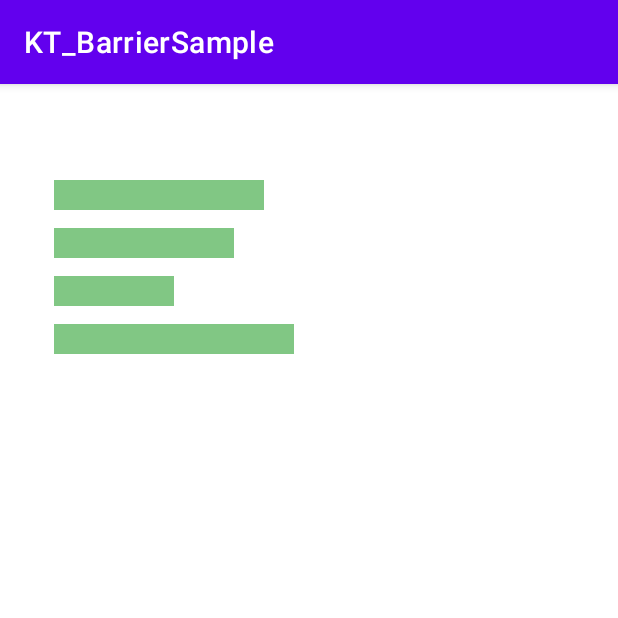
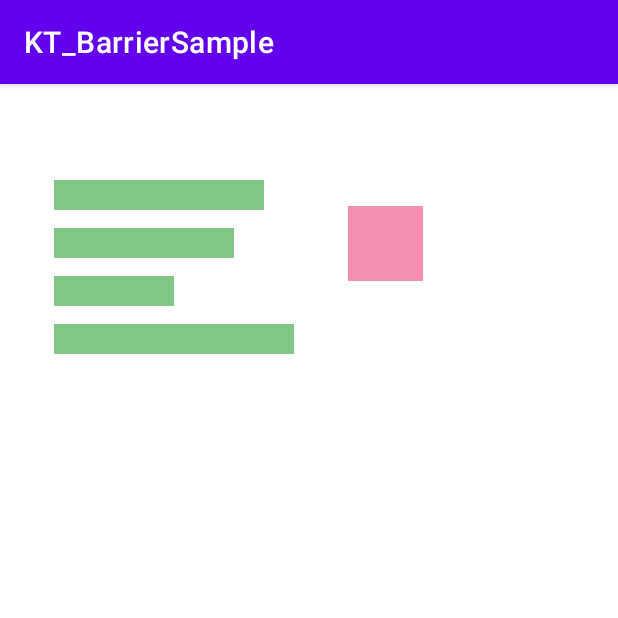
Before and after one commit to RujiraKongsomran/KT_BarrierSample, an Android app: the screen it shows after launch (MainActivity), on a phone screen of 412 x 824 dp, the top half of it. Run offline under Robolectric (Android 15) with nearby library versions, the phone set to English and light mode, and no system bars.

Commit message:
Add barrier and create another view to connect

```diff
--- /dev/null
+++ b/app/src/main/res/drawable-v24/shape_rectangle_pink.xml
@@ -0,0 +1,5 @@
+<?xml version="1.0" encoding="utf-8"?>
+<shape xmlns:android="http://schemas.android.com/apk/res/android"
+    android:shape="rectangle">
+    <solid android:color="#f48fb1" />
+</shape>
--- a/app/src/main/res/layout/activity_main.xml
+++ b/app/src/main/res/layout/activity_main.xml
@@ -42,4 +42,21 @@
         android:background="@drawable/shape_rectangle_green"
         app:layout_constraintStart_toStartOf="@+id/view3"
         app:layout_constraintTop_toBottomOf="@+id/view3" />
+
+    <androidx.constraintlayout.widget.Barrier
+        android:id="@+id/barrier"
+        android:layout_width="wrap_content"
+        android:layout_height="wrap_content"
+        app:barrierDirection="end"
+        app:constraint_referenced_ids="view,view2,view3,view4" />
+
+    <View
+        android:id="@+id/view5"
+        android:layout_width="50dp"
+        android:layout_height="50dp"
+        android:layout_marginStart="36dp"
+        android:background="@drawable/shape_rectangle_pink"
+        app:layout_constraintBottom_toBottomOf="@+id/view"
+        app:layout_constraintStart_toEndOf="@id/barrier"
+        app:layout_constraintTop_toTopOf="@+id/view" />
 </androidx.constraintlayout.widget.ConstraintLayout>
```
